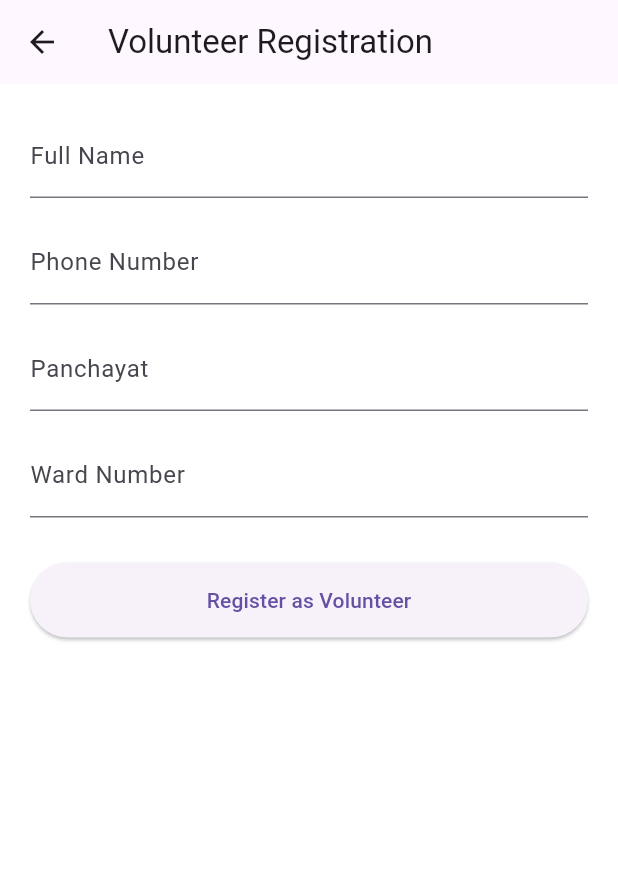
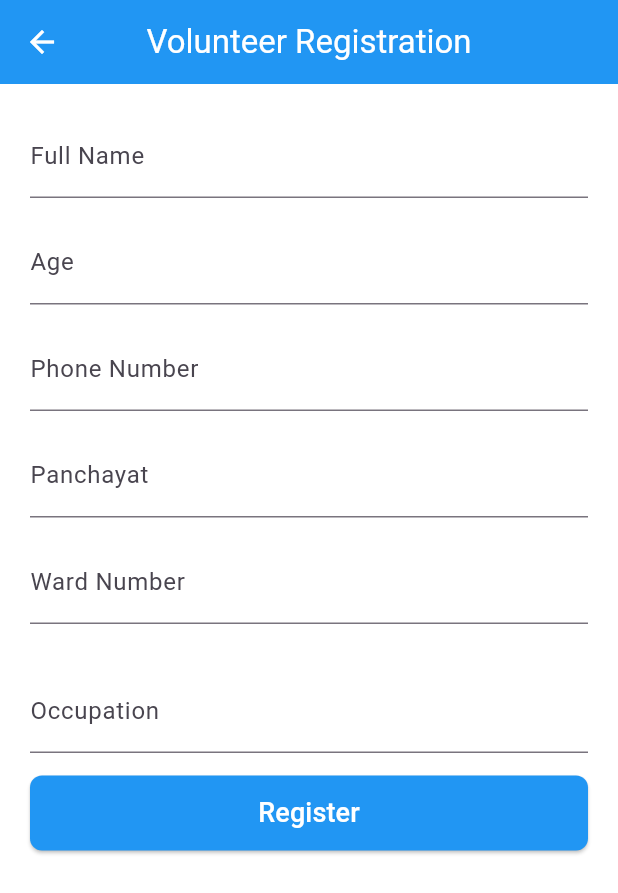
Before and after one commit to SREEHARI-K-I/SeniorConnect, a Flutter app: the VolunteerRegisterScreen screen opened directly, on a phone screen of 412 x 824 dp. Shown: the top 893 px of the screen. Run offline on Flutter 3.47's test engine with Material 3 defaults, Android fonts, the light colour scheme and no system bars; our stand-ins replace shared_preferences; accounts and stored records are empty.

Commit message:
UI Theme corrected

```diff
--- a/lib/screens/login.dart
+++ b/lib/screens/login.dart
@@ -14,7 +14,12 @@ class _LoginScreenState extends State<LoginScreen> {
   @override
   Widget build(BuildContext context) {
     return Scaffold(
-      appBar: AppBar(title: const Text("Login"), centerTitle: true),
+      appBar: AppBar(
+        title: const Text("Login"),
+        centerTitle: true,
+        backgroundColor: Colors.blue,
+        foregroundColor: Colors.white,
+      ),
       body: Padding(
         padding: const EdgeInsets.all(20),
         child: Column(
@@ -42,6 +47,8 @@ class _LoginScreenState extends State<LoginScreen> {
                 }
               },
               style: ElevatedButton.styleFrom(
+                backgroundColor: Colors.blue,
+                foregroundColor: Colors.white,
                 minimumSize: const Size(double.infinity, 50),
               ),
               child: const Text("Send OTP"),
--- a/lib/screens/volunregister.dart
+++ b/lib/screens/volunregister.dart
@@ -11,14 +11,22 @@ class VolunteerRegisterScreen extends StatefulWidget {
 
 class _VolunteerRegisterScreenState extends State<VolunteerRegisterScreen> {
   final nameController = TextEditingController();
+  final ageController = TextEditingController();
   final phoneController = TextEditingController();
   final wardController = TextEditingController();
   final panchayatController = TextEditingController();
+  final occupationController = TextEditingController();
 
   @override
   Widget build(BuildContext context) {
     return Scaffold(
-      appBar: AppBar(title: const Text("Volunteer Registration")),
+      appBar: AppBar(
+        title: const Text("Volunteer Registration"),
+        centerTitle: true,
+        backgroundColor: Colors.blue,
+        foregroundColor: Colors.white,
+      ),
+
       body: SingleChildScrollView(
         padding: const EdgeInsets.all(20),
         child: Column(
@@ -26,6 +34,11 @@ class _VolunteerRegisterScreenState extends State<VolunteerRegisterScreen> {
             TextField(
               controller: nameController,
               decoration: const InputDecoration(labelText: "Full Name"),
+            ),
+            const SizedBox(height: 15),
+            TextField(
+              controller: nameController,
+              decoration: const InputDecoration(labelText: "Age"),
             ),
             const SizedBox(height: 15),
             TextField(
@@ -44,6 +57,11 @@ class _VolunteerRegisterScreenState extends State<VolunteerRegisterScreen> {
               decoration: const InputDecoration(labelText: "Ward Number"),
             ),
             const SizedBox(height: 30),
+            TextField(
+              controller: nameController,
+              decoration: const InputDecoration(labelText: "Occupation"),
+            ),
+            const SizedBox(height: 15),
 
             ElevatedButton(
               onPressed: () {
@@ -61,10 +79,18 @@ class _VolunteerRegisterScreenState extends State<VolunteerRegisterScreen> {
                 }
               },
               style: ElevatedButton.styleFrom(
+                backgroundColor: Colors.blue,
                 minimumSize: const Size(double.infinity, 50),
+                shape: RoundedRectangleBorder(
+                  borderRadius: BorderRadius.circular(8),
+                ),
               ),
-              child: const Text("Register as Volunteer"),
+              child: const Text(
+                "Register",
+                style: TextStyle(fontSize: 18, color: Colors.white),
+              ),
             ),
+            const SizedBox(height: 20),
           ],
         ),
       ),
```
